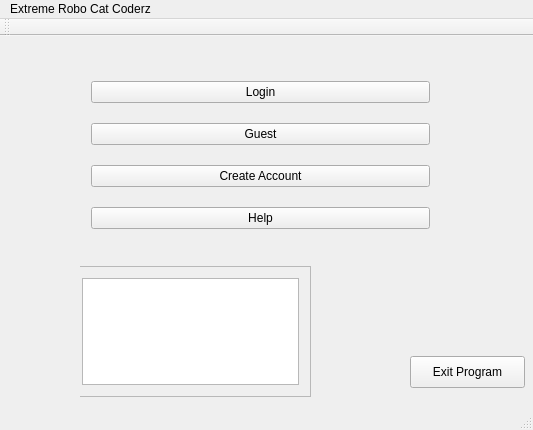
The window that CS1C-Project-Master/mainprogramwindow.ui (AustinVaday/CS1C-Class-Project) describes before a commit, drawn with Qt 5.
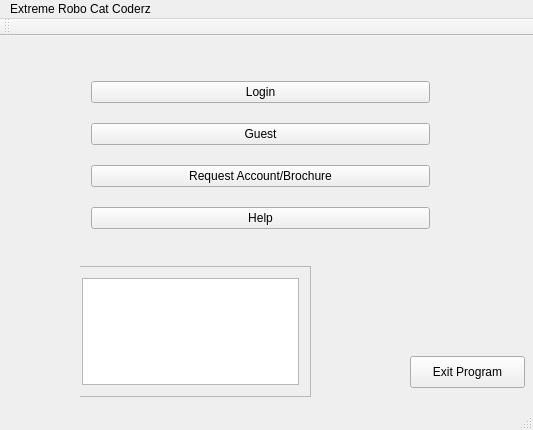
The same window after the commit.

Commit message: Added Sign up window. Still not complete

What changed in the file:
```diff
--- a/CS1C-Project-Master/mainprogramwindow.ui
+++ b/CS1C-Project-Master/mainprogramwindow.ui
@@ -54,7 +54,7 @@
      <item>
       <widget class="QPushButton" name="pushButton_RequestBrochure_2">
        <property name="text">
-        <string>Create Account</string>
+        <string>Request Account/Brochure</string>
        </property>
       </widget>
      </item>
```
Left out of the diff: 2 changed lines with no effect on the pictures. The commit also changes 6 other files.
